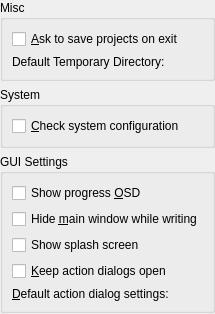
KDE/k3b, file src/option/base_k3bmiscoptiontab.ui: the form before one commit.
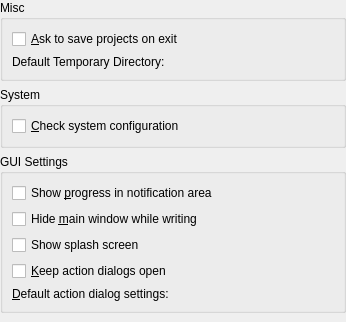
The form after the commit. Custom widgets are drawn as their Qt base class.

Commit message: Removed progress OSD. Now we're taking advantage of KDE notification system instead and registering the job in global job tracker (can be turned off in the options as before). BUG: 205843

```diff
--- a/src/option/base_k3bmiscoptiontab.ui
+++ b/src/option/base_k3bmiscoptiontab.ui
@@ -2,6 +2,14 @@
 <ui version="4.0">
  <class>base_K3bMiscOptionTab</class>
  <widget class="QWidget" name="base_K3bMiscOptionTab">
+  <property name="geometry">
+   <rect>
+    <x>0</x>
+    <y>0</y>
+    <width>346</width>
+    <height>322</height>
+   </rect>
+  </property>
   <layout class="QVBoxLayout">
    <property name="margin">
     <number>0</number>
@@ -83,7 +91,7 @@
          <string>&lt;p&gt;If this option is checked K3b will display the progress in an OSD which always stays on top of all other windows.</string>
         </property>
         <property name="text">
-         <string>Show progress &amp;OSD</string>
+         <string>Show &amp;progress in notification area</string>
         </property>
        </widget>
       </item>
```
Left out of the diff: 2 changed lines with no effect on the pictures. The commit also changes 5 other files.
